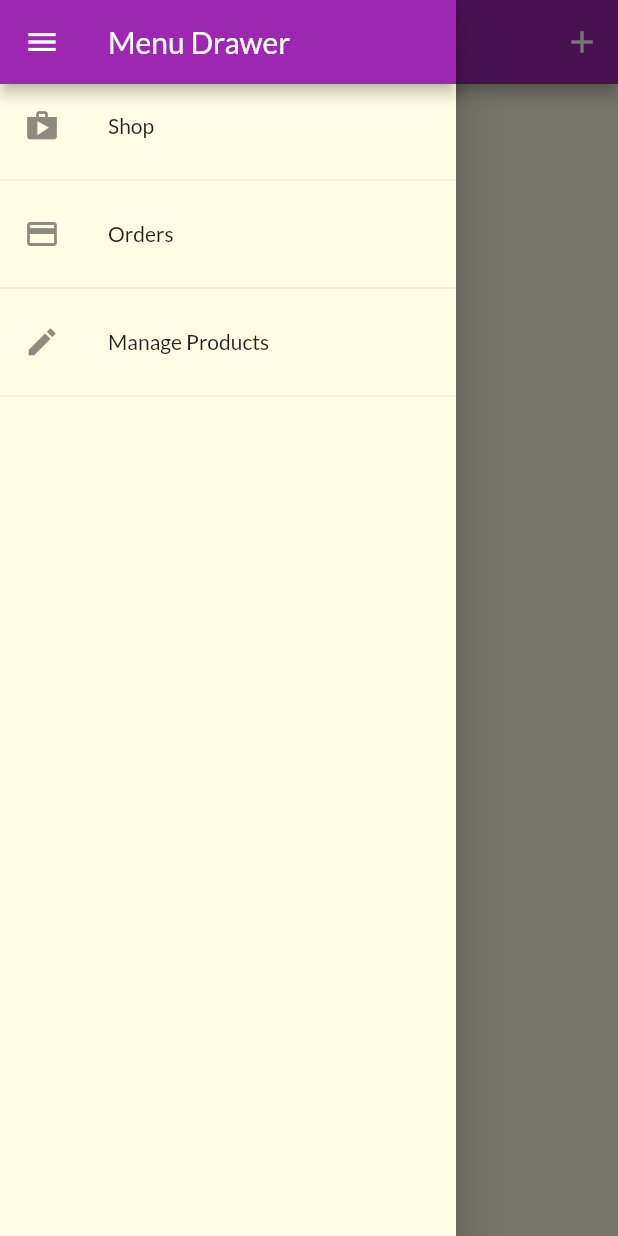
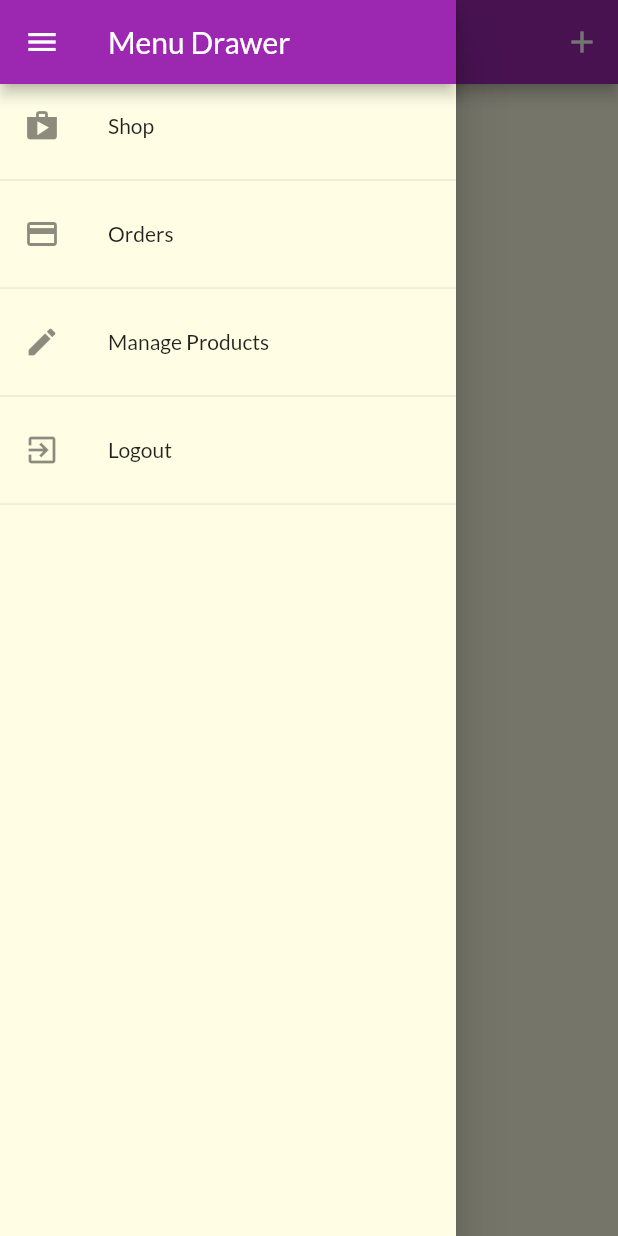
Before and after one commit to t2hieu91/ShopApp, a Flutter app: the UserProductsScreen screen opened by its route, with the side drawer open, on a phone screen of 412 x 824 dp. Run offline on Flutter 3.47's test engine with Material 2 defaults, Android fonts, the phone set to English and light mode, and no system bars; our stand-ins replace shared_preferences; accounts and stored records are empty; network calls fail.

Commit message:
277. Automatically Logging Users In

```diff
--- a/lib/providers/orders.dart
+++ b/lib/providers/orders.dart
@@ -21,7 +21,9 @@ class Orders with ChangeNotifier {
   List<OrderItem> _orders = [];
 
   final String authToken;
-  Orders(this.authToken, this._orders);
+  final String userID;
+
+  Orders(this.authToken, this.userID, this._orders);
 
   List<OrderItem> get orders {
     return [..._orders];
@@ -29,7 +31,7 @@ class Orders with ChangeNotifier {
 
   Future<void> fetchAndSetOrder() async {
     final url =
-        'https://flutter-shopapp-a18c8-default-rtdb.firebaseio.com/order.json?auth=$authToken';
+        'https://flutter-shopapp-a18c8-default-rtdb.firebaseio.com/orders/$userID.json?auth=$authToken';
 
     try {
       final response = await http.get(url);
@@ -69,7 +71,7 @@ class Orders with ChangeNotifier {
 
   Future<void> addOrder(List<CartItem> cartProducts, double total) async {
     final url =
-        'https://flutter-shopapp-a18c8-default-rtdb.firebaseio.com/order.json?auth=$authToken';
+        'https://flutter-shopapp-a18c8-default-rtdb.firebaseio.com/orders/$userID.json?auth=$authToken';
 
     final timestamp = DateTime.now();
 
--- a/lib/screens/auth_screen.dart
+++ b/lib/screens/auth_screen.dart
@@ -104,7 +104,7 @@ class _AuthCardState extends State<AuthCard> {
   var _isLoading = false;
   final _passwordController = TextEditingController();
 
-  void _showErrorDialog(String message) {
+  void _showErrorDialog(String message, BuildContext context) {
     showDialog(
       context: context,
       builder: (ctx) => AlertDialog(
@@ -159,11 +159,11 @@ class _AuthCardState extends State<AuthCard> {
       } else if (error.toString().contains('INVALID_PASSWORD')) {
         errorMessage = 'Invalid password.';
       }
-      _showErrorDialog(errorMessage);
+      _showErrorDialog(errorMessage, context);
     } catch (error) {
       const errorMessage =
           'Could not authenticate you. Please try again later.';
-      _showErrorDialog(errorMessage);
+      _showErrorDialog(errorMessage, context);
     }
 
     setState(() {
--- a/lib/screens/user_products_screen.dart
+++ b/lib/screens/user_products_screen.dart
@@ -13,13 +13,14 @@ class UserProductsScreen extends StatelessWidget {
     await Provider.of<Products>(
       ctx,
       listen: false,
-    ).fetchAndSetProducts();
+    ).fetchAndSetProducts(true);
   }
 
   @override
   Widget build(BuildContext context) {
-    final productsData = Provider.of<Products>(context);
+    // final productsData = Provider.of<Products>(context);
 
+    print('UserProductsScreen - rebuilding ....');
     return Scaffold(
       appBar: AppBar(
         title: Text('Your Product'),
@@ -33,9 +34,17 @@ class UserProductsScreen extends StatelessWidget {
         ],
       ),
       drawer: AppDrawer(),
-      body: RefreshIndicator(
+      body: FutureBuilder(
+        future: _refreshProducts(context),
+        builder: (ctx, snapshot) =>
+            snapshot.connectionState == ConnectionState.waiting
+                ? Center(
+                    child: CircularProgressIndicator(),
+                  )
+                : RefreshIndicator(
                     onRefresh: () => _refreshProducts(context),
-        child: Padding(
+                    child: Consumer<Products>(
+                      builder: (ctx, productsData, _) => Padding(
                         padding: const EdgeInsets.all(8),
                         child: ListView.builder(
                           itemCount: productsData.items.length,
@@ -52,6 +61,8 @@ class UserProductsScreen extends StatelessWidget {
                         ),
                       ),
                     ),
+                  ),
+      ),
     );
   }
 }
--- a/lib/widgets/app_drawer.dart
+++ b/lib/widgets/app_drawer.dart
@@ -1,4 +1,6 @@
+import 'package:ShopApp/providers/auth.dart';
 import 'package:flutter/material.dart';
+import 'package:provider/provider.dart';
 
 import '../screens/orders_screen.dart';
 import '../screens/user_products_screen.dart';
@@ -39,6 +41,18 @@ class AppDrawer extends StatelessWidget {
             },
           ),
           Divider(),
+          ListTile(
+            leading: Icon(Icons.exit_to_app),
+            title: Text('Logout'),
+            onTap: () {
+              Navigator.of(context).pushReplacementNamed('/');
+              Provider.of<Auth>(
+                context,
+                listen: false,
+              ).logout();
+            },
+          ),
+          Divider(),
         ],
       ),
     );
--- a/lib/widgets/product_item.dart
+++ b/lib/widgets/product_item.dart
@@ -51,7 +51,7 @@ class ProductItem extends StatelessWidget {
                 product.isFavorite ? Icons.favorite : Icons.favorite_border,
               ),
               onPressed: () {
-                product.toggleFavoriteStatus(authData.token);
+                product.toggleFavoriteStatus(authData.token, authData.userID);
               },
               color: Theme.of(context).accentColor,
             ),
--- a/pubspec.yaml
+++ b/pubspec.yaml
@@ -26,6 +26,7 @@ dependencies:
   provider: ^4.3.3
   intl: ^0.16.1
   http: ^0.12.2
+  shared_preferences: ^0.5.12+4
 
   # The following adds the Cupertino Icons font to your application.
   # Use with the CupertinoIcons class for iOS style icons.
```
Also changed, not shown: lib/main.dart (+13 -1 lines), lib/providers/auth.dart (+68 -0 lines), lib/providers/product.dart (+9 -7 lines), lib/providers/products.dart (+16 -7 lines), lib/screens/splash_screen.dart (added, +12 -0 lines), pubspec.lock, 6 other files. Lines whose indentation alone changed are shown as unchanged.
